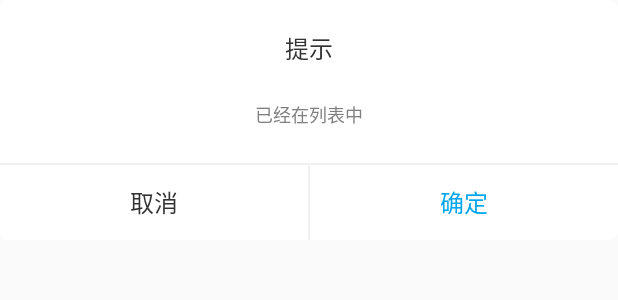
After one commit to dongdongge/Speed, an Android app: the layout custom_alert_dialog_layout.xml on its own in the app's theme, with its tools: preview values and no code run, on a phone screen of 412 x 824 dp. The commit adds this screen. Shown: the top 300 px of the screen. Run offline under Robolectric (Android 15) with nearby library versions, the phone set to English and light mode, and no system bars.

Commit message:
创建download

```diff
--- a/app/src/main/java/soyouarehere/imwork/speed/pager/mine/download/CustomBottomDialog.java
+++ b/app/src/main/java/soyouarehere/imwork/speed/pager/mine/download/CustomBottomDialog.java
@@ -84,7 +84,6 @@ public class CustomBottomDialog extends Dialog {
 
     private void initItemView() {
         this.view = View.inflate(context, R.layout.custom_dialog_layout, null);
-//        this.view = LayoutInflater.from(context).inflate(R.layout.custom_dialog_layout,null);
         TextView cancel = view.findViewById(R.id.tv_cancel_custom_dialog);
         cancel.setOnClickListener(new View.OnClickListener() {
             @Override
--- /dev/null
+++ b/app/src/main/res/drawable/custom_alert_dialog_bg.xml
@@ -0,0 +1,6 @@
+<?xml version="1.0" encoding="utf-8"?>
+<shape xmlns:android="http://schemas.android.com/apk/res/android">
+
+    <corners android:radius="5dp"/>
+    <solid android:color="@color/white_color"/>
+</shape>
--- /dev/null
+++ b/app/src/main/res/layout/custom_alert_dialog_layout.xml
@@ -0,0 +1,58 @@
+<?xml version="1.0" encoding="utf-8"?>
+<LinearLayout xmlns:android="http://schemas.android.com/apk/res/android"
+    android:layout_width="match_parent"
+    android:layout_height="160dp"
+    android:background="@drawable/custom_alert_dialog_bg"
+    android:orientation="vertical">
+
+    <TextView
+        android:layout_width="match_parent"
+        android:layout_height="44dp"
+        android:gravity="center_horizontal|bottom"
+        android:textColor="@color/color_333333"
+        android:textSize="@dimen/dimens_16_font"
+        android:text="提示" />
+
+    <TextView
+        android:id="@+id/tv_msg_custom_alert"
+        android:layout_width="match_parent"
+        android:layout_height="60dp"
+        android:layout_weight="3"
+        android:gravity="center"
+        android:textColor="@color/color_gray"
+        android:textSize="@dimen/dimens_12_font"
+        android:text="已经在列表中" />
+    <LinearLayout
+        android:layout_width="match_parent"
+        android:background="@color/color_f0f0f0"
+        android:layout_height="1dp"/>
+    <LinearLayout
+        android:layout_width="match_parent"
+        android:layout_height="50dp"
+        android:orientation="horizontal">
+
+        <Button
+            android:id="@+id/bt_cancel_custom_alert"
+            android:layout_width="0dp"
+            android:layout_height="match_parent"
+            android:layout_weight="1"
+            android:background="@null"
+            android:textSize="@dimen/dimens_16_font"
+            android:textColor="@color/color_333333"
+            android:text="取消" />
+        <LinearLayout
+            android:layout_width="1dp"
+            android:background="@color/color_f0f0f0"
+            android:layout_height="match_parent"/>
+        <Button
+            android:id="@+id/bt_sure_custom_alert"
+            android:layout_width="0dp"
+            android:layout_height="match_parent"
+            android:layout_weight="1"
+            android:textColor="@color/AppColor"
+            android:textSize="@dimen/dimens_16_font"
+            android:background="@null"
+            android:text="确定" />
+    </LinearLayout>
+
+</LinearLayout>
```
Also changed, not shown: app/src/main/java/soyouarehere/imwork/speed/pager/mine/download/CustomAlertDialog.java (added, +122 -0 lines), app/src/main/java/soyouarehere/imwork/speed/pager/mine/download/DownloadActivity.java (+48 -14 lines), app/src/main/java/soyouarehere/imwork/speed/pager/mine/download/newtask/CheckUrl.java (deleted, +0 -36 lines), app/src/main/java/soyouarehere/imwork/speed/pager/mine/download/newtask/NewTaskConnectActivity.java (+62 -8 lines), app/src/main/java/soyouarehere/imwork/speed/pager/mine/download/task/DownloadFileInfo.java (+8 -0 lines), app/src/main/java/soyouarehere/imwork/speed/util/FileUtil.java (+41 -0 lines), app/src/main/java/soyouarehere/imwork/speed/util/UrlUtils.java (+16 -0 lines).
